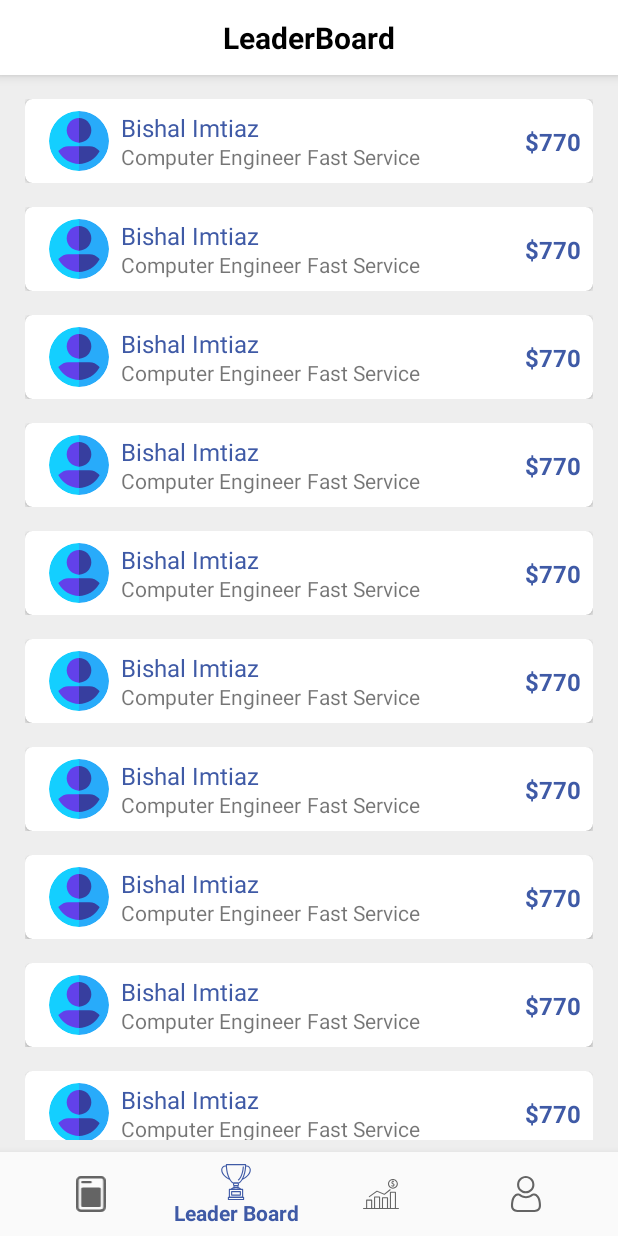
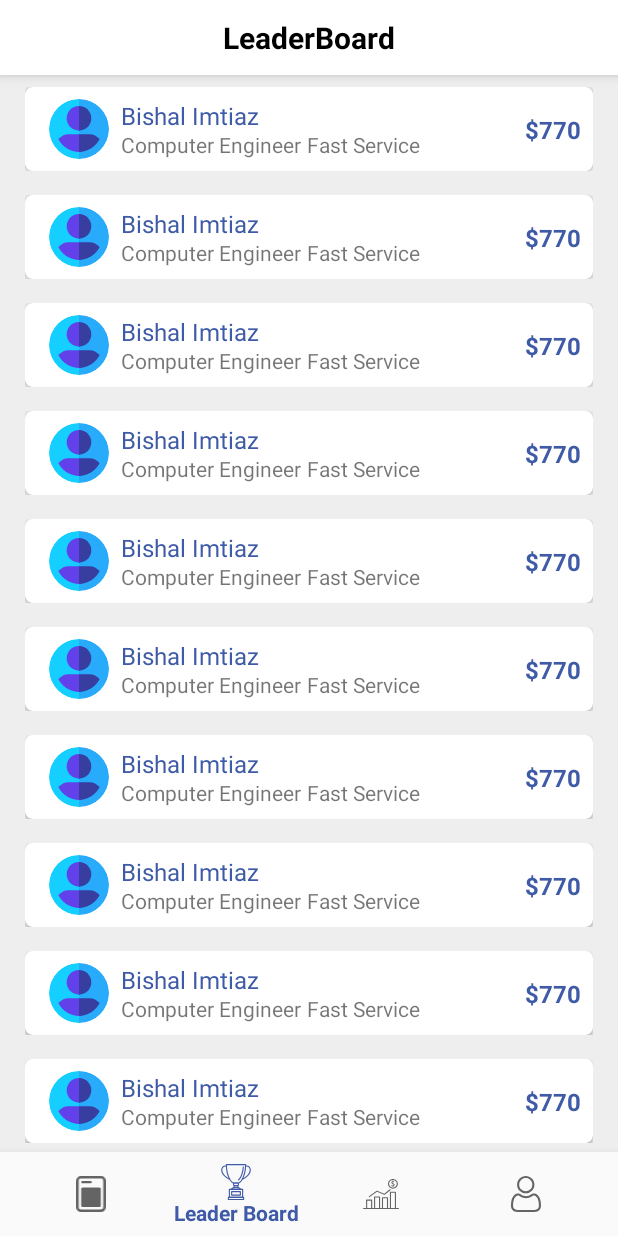
Before and after one commit to AkashShahriar55/Adme, an Android app: the LeaderBoardFragment screen opened through its navigation route, on a phone screen of 412 x 824 dp. Run offline under Robolectric (Android 15) with nearby library versions, the light colour scheme and no system bars; our stand-ins replace CircleImageView, navigation-ui; libraries missing offline, so code that uses them is left out: com.facebook.

Commit message:
padding of recyclerView inside leaderBoard removed

```diff
--- a/app/src/main/res/layout/fragment_leaderboard.xml
+++ b/app/src/main/res/layout/fragment_leaderboard.xml
@@ -40,9 +40,7 @@
         app:layout_constraintBottom_toBottomOf="parent"
         app:layout_constraintEnd_toStartOf="@+id/guideline14"
         app:layout_constraintStart_toStartOf="@+id/guideline16"
-        app:layout_constraintTop_toBottomOf="@+id/constraintLayout"
-        android:paddingTop="8dp"
-        android:paddingBottom="8dp">
+        app:layout_constraintTop_toBottomOf="@+id/constraintLayout">
 
     </androidx.recyclerview.widget.RecyclerView>
 
```
